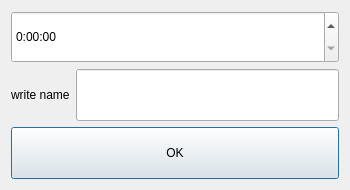
MariKush/OOP, file Lab2/element_timer.ui: the form before one commit.
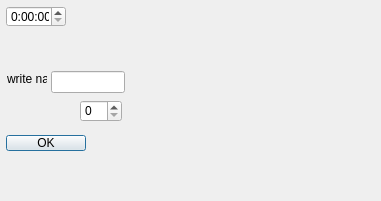
The form after the commit.

Commit message: add repeat and weekday

Diff of the .ui file:
```diff
--- a/Lab2/element_timer.ui
+++ b/Lab2/element_timer.ui
@@ -6,16 +6,22 @@
    <rect>
     <x>0</x>
     <y>0</y>
-    <width>350</width>
-    <height>190</height>
+    <width>381</width>
+    <height>201</height>
    </rect>
   </property>
   <property name="windowTitle">
    <string>Dialog</string>
   </property>
-  <layout class="QVBoxLayout" name="verticalLayout">
-   <item>
     <widget class="QTimeEdit" name="timeEdit">
+   <property name="geometry">
+    <rect>
+     <x>6</x>
+     <y>6</y>
+     <width>60</width>
+     <height>21</height>
+    </rect>
+   </property>
      <property name="sizePolicy">
       <sizepolicy hsizetype="Minimum" vsizetype="Preferred">
        <horstretch>0</horstretch>
@@ -33,18 +39,69 @@
       <string>H:mm:ss</string>
      </property>
     </widget>
-   </item>
-   <item>
-    <layout class="QHBoxLayout" name="horizontalLayout">
-     <item>
+  <widget class="QPushButton" name="set_timer_time">
+   <property name="geometry">
+    <rect>
+     <x>6</x>
+     <y>135</y>
+     <width>80</width>
+     <height>16</height>
+    </rect>
+   </property>
+   <property name="sizePolicy">
+    <sizepolicy hsizetype="Minimum" vsizetype="Preferred">
+     <horstretch>0</horstretch>
+     <verstretch>0</verstretch>
+    </sizepolicy>
+   </property>
+   <property name="text">
+    <string>OK</string>
+   </property>
+  </widget>
+  <widget class="QSpinBox" name="TimesToRepeat">
+   <property name="geometry">
+    <rect>
+     <x>80</x>
+     <y>100</y>
+     <width>42</width>
+     <height>22</height>
+    </rect>
+   </property>
+   <property name="mouseTracking">
+    <bool>false</bool>
+   </property>
+   <property name="autoFillBackground">
+    <bool>false</bool>
+   </property>
+   <property name="minimum">
+    <number>0</number>
+   </property>
+   <property name="maximum">
+    <number>99</number>
+   </property>
+  </widget>
       <widget class="QLabel" name="label">
+   <property name="geometry">
+    <rect>
+     <x>7</x>
+     <y>71</y>
+     <width>40</width>
+     <height>16</height>
+    </rect>
+   </property>
        <property name="text">
         <string>write name</string>
        </property>
       </widget>
-     </item>
-     <item>
       <widget class="QLineEdit" name="NameEdit">
+   <property name="geometry">
+    <rect>
+     <x>51</x>
+     <y>71</y>
+     <width>74</width>
+     <height>22</height>
+    </rect>
+   </property>
        <property name="sizePolicy">
         <sizepolicy hsizetype="Expanding" vsizetype="Preferred">
          <horstretch>0</horstretch>
@@ -55,23 +112,6 @@
         <string/>
        </property>
       </widget>
-     </item>
-    </layout>
-   </item>
-   <item>
-    <widget class="QPushButton" name="set_timer_time">
-     <property name="sizePolicy">
-      <sizepolicy hsizetype="Minimum" vsizetype="Preferred">
-       <horstretch>0</horstretch>
-       <verstretch>0</verstretch>
-      </sizepolicy>
-     </property>
-     <property name="text">
-      <string>OK</string>
-     </property>
-    </widget>
-   </item>
-  </layout>
  </widget>
  <resources/>
  <connections/>
```
Lines whose indentation alone changed are shown as unchanged. The commit also changes 16 other files.
